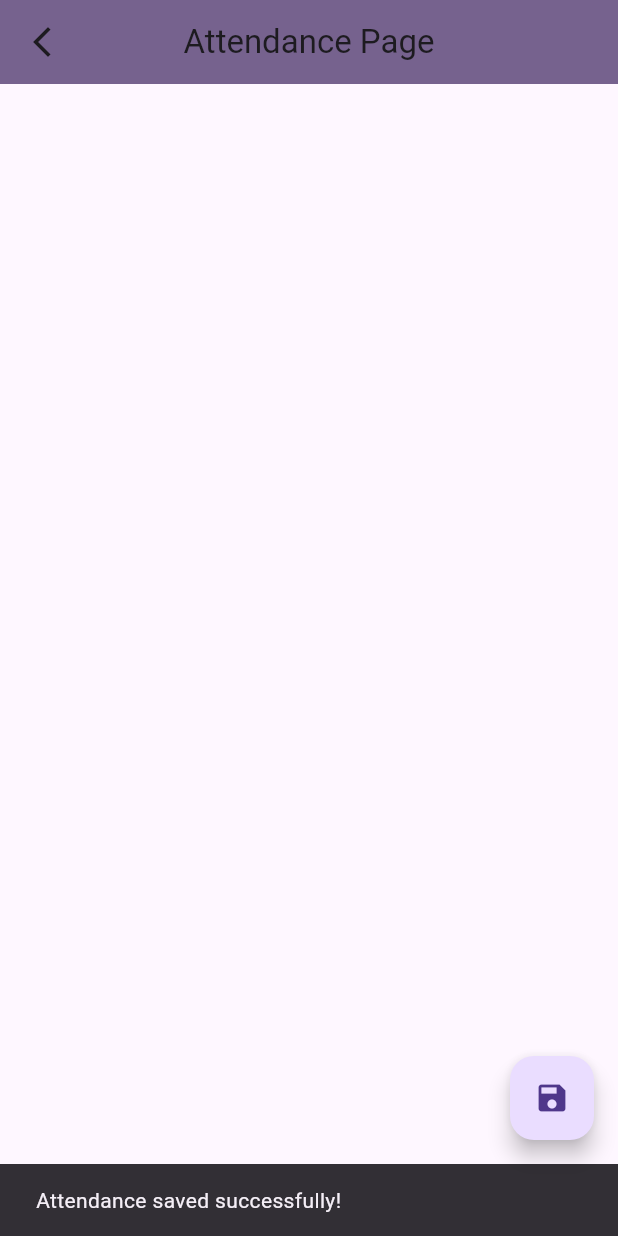
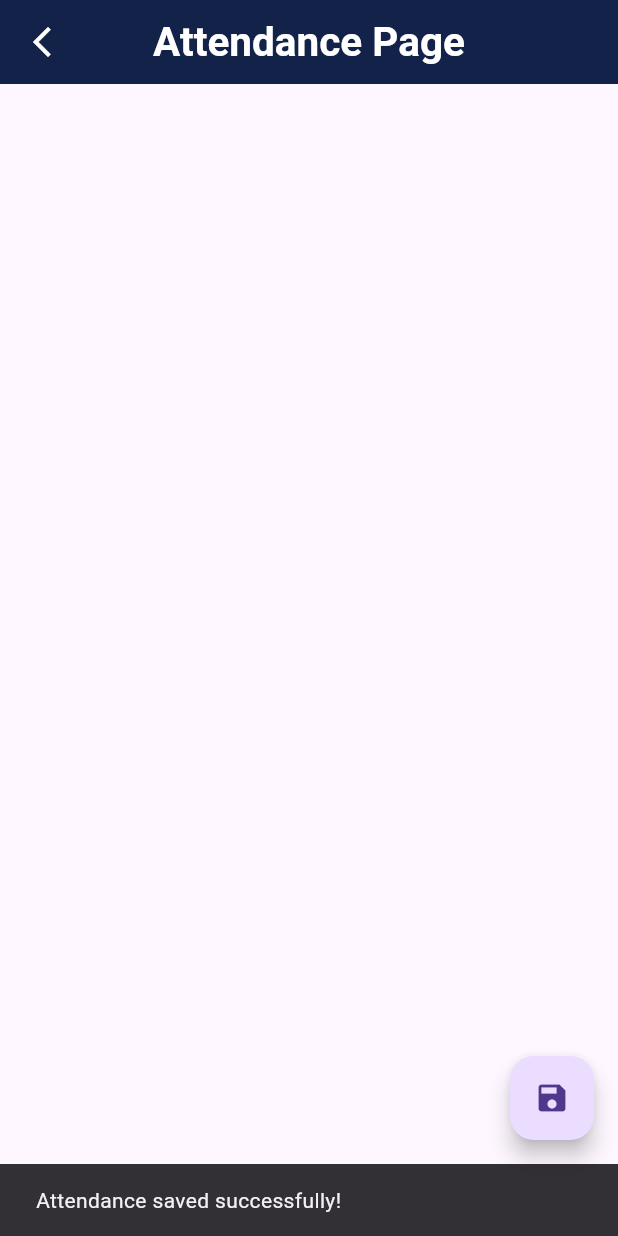
Before and after one commit to shahjash1634/404-TNF, a Flutter app: the AttendancePage screen opened directly with empty values, after a tap on the "arrow back ios new" icon, after a tap on "Take Attendance", after a tap on the "save" icon, on a phone screen of 412 x 824 dp. Run offline on Flutter 3.47's test engine with Material 3 defaults, Android fonts, the phone set to English and light mode, and no system bars; our stand-ins replace cloud_firestore, firebase_auth, firebase_core, google_fonts, percent_indicator, shared_preferences; accounts and stored records are empty.

Commit message:
UI changes

```diff
--- a/connect/lib/teacher/attendance.dart
+++ b/connect/lib/teacher/attendance.dart
@@ -44,7 +44,8 @@ class _AttendancePageState extends State<AttendancePage> {
 
   Future<void> saveAttendance() async {
     String date = DateTime.now().toString();
-    await databaseService.saveAttendance(widget.branch, widget.semester, widget.subject, date, attendance);
+    await databaseService.saveAttendance(
+        widget.branch, widget.semester, widget.subject, date, attendance);
     ScaffoldMessenger.of(context).showSnackBar(
       SnackBar(
         content: Text('Attendance saved successfully!'),
@@ -56,8 +57,10 @@ class _AttendancePageState extends State<AttendancePage> {
   Widget build(BuildContext context) {
     return Scaffold(
       appBar: AppBar(
-        backgroundColor: const Color.fromARGB(156, 32, 3, 71),
+        backgroundColor: Color(0xFF132248),
         title: const Text("Attendance Page"),
+        titleTextStyle: TextStyle(
+            color: Colors.white, fontSize: 27, fontWeight: FontWeight.w700),
         centerTitle: true,
         leading: InkWell(
           onTap: () {
@@ -69,10 +72,10 @@ class _AttendancePageState extends State<AttendancePage> {
                   semester: widget.semester,
                 ));
           },
-          child: const Icon(Icons.arrow_back_ios_new),
+          child: const Icon(color: Colors.white,Icons.arrow_back_ios_new),
         ),
       ),
-      body: students == null
+      body: students == false
           ? Center(
               child: CircularProgressIndicator(),
             )
--- a/connect/lib/teacher/teacher_functions.dart
+++ b/connect/lib/teacher/teacher_functions.dart
@@ -13,9 +13,9 @@ class FunctionsPage extends StatefulWidget {
   const FunctionsPage({
     Key? key,
     required this.branch,
-    required this.subject, required this.semester,
+    required this.subject,
+    required this.semester,
   }) : super(key: key);
-
 
   @override
   State<FunctionsPage> createState() => _FunctionsPageState();
@@ -34,21 +34,45 @@ class _FunctionsPageState extends State<FunctionsPage> {
   Widget build(BuildContext context) {
     return Scaffold(
       appBar: AppBar(
-        backgroundColor: const Color.fromARGB(156, 32, 3, 71),
+        backgroundColor: Color(0xFF132248),
         title: const Text("Teacher Functions"),
+        titleTextStyle: const TextStyle(
+            color: Colors.white, fontSize: 26, fontWeight: FontWeight.w700),
         centerTitle: true,
         leading: InkWell(
           onTap: () {
             nextScreenReplace(context, const TeacherHomePage());
           },
-          child: const Icon(Icons.arrow_back_ios_new),
+          child: Icon(
+            Icons.arrow_back_ios_new,
+            color: Colors.white,
+          ),
         ),
       ),
+      backgroundColor: Color(0xFF132248),
       body: Center(
           child: ElevatedButton(
               onPressed: () {
-                nextScreenReplace(context, AttendancePage(branch: widget.branch,semester:widget.semester,subject: widget.subject,));
+                nextScreenReplace(
+                    context,
+                    AttendancePage(
+                      branch: widget.branch,
+                      semester: widget.semester,
+                      subject: widget.subject,
+                    ));
               },
+              style: ButtonStyle(
+                backgroundColor: MaterialStateProperty.all<Color>(
+                  Color.fromARGB(255, 56, 73, 148).withOpacity(0.5),
+                ),
+                foregroundColor: MaterialStateProperty.all<Color>(Colors.white),
+                textStyle: MaterialStateProperty.all<TextStyle>(
+                  TextStyle(fontSize: 19),
+                ),
+                shape: MaterialStateProperty.all<OutlinedBorder>(
+                    RoundedRectangleBorder(
+                        borderRadius: BorderRadius.circular(18))),
+              ),
               child: Text("Take Attendance"))),
     );
   }
```
Also changed, not shown: connect/lib/pages/home_page.dart (+47 -20 lines), connect/lib/pages/subject_page.dart (+39 -23 lines), connect/lib/teacher/teacher_home_page.dart (+22 -4 lines), connect/lib/widgets/drawer.dart (+4 -8 lines), connect/assets/images/logo2.png, connect/assets/images/logo3.png (added), connect/pubspec.lock.
